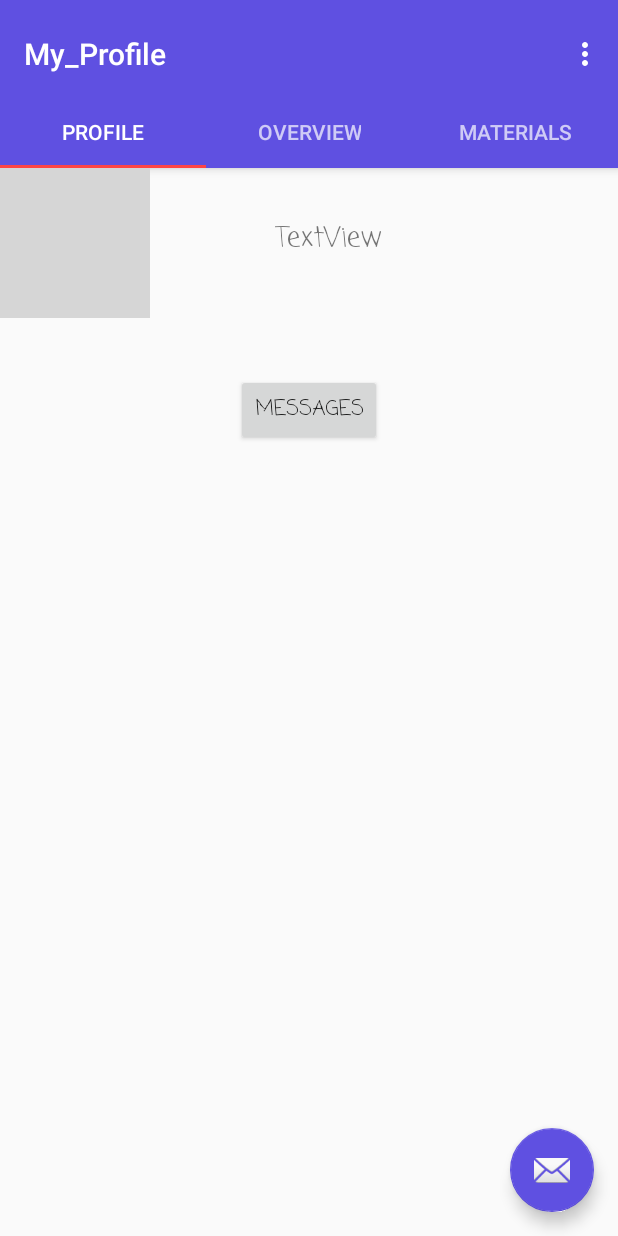
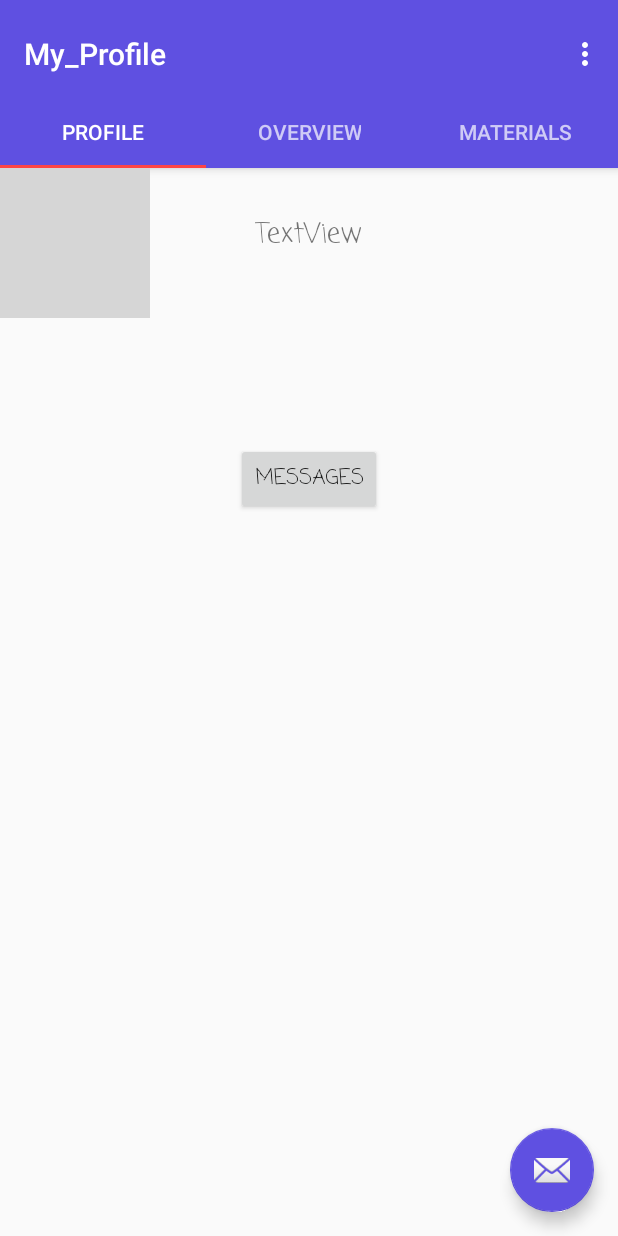
Before and after one commit to Menris/Quick_Quiz-master, an Android app: the screen it shows after launch once a user with an empty profile is signed in (My_Profile), after a tap on "Go to profile", on a phone screen of 412 x 824 dp. Run offline under Robolectric (Android 15) with nearby library versions, the phone set to English and light mode, and no system bars; our stand-ins replace Firebase (no records; nobody signed in at launch, a user with empty details on screens opened directly); libraries missing offline, so code that uses them is left out: com.estimote.sdk, com.firebase.ui; 6 statements that could not run were skipped; 2 other taps on this screen came first; grey boxes are pictures that could not be loaded.

Commit message:
update 10.03

```diff
--- a/app/build.gradle
+++ b/app/build.gradle
@@ -3,11 +3,11 @@ apply plugin: 'com.android.application'
 android {
 
     repositories {
-        maven { url 'https://maven.fabric.io/public' }
+        maven {url 'https://maven.fabric.io/public'}
     }
 
     compileSdkVersion 24
-    buildToolsVersion "24.0.2"
+    buildToolsVersion '25.0.0'
     defaultConfig {
         applicationId "com.project.ad.testing_app_project"
         minSdkVersion 21
--- a/app/src/main/AndroidManifest.xml
+++ b/app/src/main/AndroidManifest.xml
@@ -1,6 +1,7 @@
 <?xml version="1.0" encoding="utf-8"?>
 <manifest xmlns:android="http://schemas.android.com/apk/res/android"
-    package="com.project.ad.testing_app_project">
+    package="com.project.ad.testing_app_project"
+    xmlns:tools="http://schemas.android.com/tools">
 
     <uses-permission android:name="android.permission.INTERNET" />
     <uses-permission android:name="android.permission.BLUETOOTH" />
@@ -15,7 +16,6 @@
         <activity android:name=".HomeActivity">
             <intent-filter>
                 <action android:name="android.intent.action.MAIN" />
-
                 <category android:name="android.intent.category.LAUNCHER" />
             </intent-filter>
         </activity>
--- a/app/src/main/java/com/project/ad/testing_app_project/Starting.java
+++ b/app/src/main/java/com/project/ad/testing_app_project/Starting.java
@@ -72,13 +72,21 @@ public class Starting extends Activity implements View.OnClickListener {
         getWindow().setFlags(WindowManager.LayoutParams.FLAG_FULLSCREEN, WindowManager.LayoutParams.FLAG_FULLSCREEN);
         setContentView(R.layout.activity_starting);
 
+        //Firebase things
         firebaseAuth = FirebaseAuth.getInstance();
         user = firebaseAuth.getCurrentUser();
+        //Entering PIN number
+        pinNumber = (EditText) findViewById(R.id.editText_pin);
+        //button to go to quiz activity with entered PIN
+        enterPIN = (Button) findViewById(R.id.btn_enter_pin);
+        //go to Beacon Connection activity
+        btn_beaconConnect = (Button) findViewById(R.id.btn_beaconConnect);
+        //button for teachers allows to give access through beacon to exact group
+        btn_manageGroup = (Button) findViewById(R.id.btn_manageGroup);
+        //textView go to profile
+        tv_profile = (TextView) findViewById(R.id.textView_profile);
 
-        btn_manageGroup = (Button) findViewById(R.id.btn_manageGroup);
-        btn_beaconConnect = (Button) findViewById(R.id.btn_beaconConnect);
-        enterPIN = (Button) findViewById(R.id.btn_enter_pin);
-
+        //showing btn_manageGroup button only for teachers
         Query info = databaseReference.child("userInformation").child(user.getUid());
         info.addListenerForSingleValueEvent(new ValueEventListener() {
             @Override
@@ -95,14 +103,14 @@ public class Starting extends Activity implements View.OnClickListener {
             public void onCancelled(DatabaseError databaseError) {
             }
         });
-
+        //initialing colors for background animation
         int color1 = ContextCompat.getColor(this, R.color.red);
         int color2 = ContextCompat.getColor(this, R.color.blue);
         int color3 = ContextCompat.getColor(this, R.color.green);
         int color4 = ContextCompat.getColor(this, R.color.grey);
         int color5 = ContextCompat.getColor(this, R.color.yellow);
 
-
+        //animation start
         ValueAnimator colorAnimation = ValueAnimator.ofObject(new ArgbEvaluator(), color1, color2, color3, color4, color5);
         colorAnimation.setDuration(10000);
         colorAnimation.addUpdateListener(new ValueAnimator.AnimatorUpdateListener() {
@@ -113,9 +121,6 @@ public class Starting extends Activity implements View.OnClickListener {
         });
         colorAnimation.setRepeatCount(Animation.INFINITE);
         colorAnimation.start();
-
-        tv_profile = (TextView) findViewById(R.id.textView_profile);
-        pinNumber = (EditText) findViewById(R.id.editText_pin);
 
         btn_manageGroup.setOnClickListener(this);
         btn_beaconConnect.setOnClickListener(this);
@@ -132,14 +137,16 @@ public class Starting extends Activity implements View.OnClickListener {
 
     @Override
     public void onClick(View view) {
-
+        //on ENTER PIN button click
         if (view == enterPIN) {
+            //bool value for checking PIN correction
             success_pin = false;
+            //checking if PIN exist in database
             ref.addValueEventListener(new ValueEventListener() {
                 @Override
                 public void onDataChange(DataSnapshot dataSnapshot) {
                     for (DataSnapshot child : dataSnapshot.getChildren()) {
-
+                        //checking equality with PIN numbers
                         if (pinNumber.getText().toString().equals(child.getKey())) {
                             Log.w("MyApp", "WORKING");
                             Log.w("MyPin", pinNumber.getText().toString());
--- a/app/src/main/java/com/project/ad/testing_app_project/Tab_profile/tab1/Messages.java
+++ b/app/src/main/java/com/project/ad/testing_app_project/Tab_profile/tab1/Messages.java
@@ -127,10 +127,12 @@ public class Messages extends AppCompatActivity {
             @Override
             public void onItemClick(AdapterView<?> adapterView, View view, int i, long l) {
                 Intent intent = new Intent(getApplicationContext(), ChatRoom.class);
-                intent.putExtra("group_name", group);
-                if (role == "teachers") {
+
+                if (Objects.equals(role, "teachers")) {
                     intent.putExtra("teacher_name", name);
+                    intent.putExtra("group_name", ((TextView)view).getText().toString());
                 } else {
+                    intent.putExtra("group_name", group);
                     intent.putExtra("teacher_name", ((TextView)view).getText().toString() );
                 }
                 intent.putExtra("role", role);
--- a/app/src/main/java/com/project/ad/testing_app_project/Tab_profile/tab1/StudentResult_innerGroups.java
+++ b/app/src/main/java/com/project/ad/testing_app_project/Tab_profile/tab1/StudentResult_innerGroups.java
@@ -45,7 +45,7 @@ public class StudentResult_innerGroups extends AppCompatActivity {
             @Override
             protected void populateView(View view, Quiz_question person, int position) {
                 //Populate the item
-                Log.w("Amir", person.getGroup());
+                Log.w("Groups", person.getGroup());
                 TextView text = (TextView) view.findViewById(android.R.id.text1);
                 text.setText(person.getGroup());
             }
--- a/app/src/main/res/drawable/buttonshape.xml
+++ b/app/src/main/res/drawable/buttonshape.xml
@@ -4,7 +4,7 @@
         android:radius="30dp"
         />
     <solid
-        android:color="#777474"
+        android:color="#393636"
         />
     <padding
         android:left="0dp"
@@ -18,6 +18,6 @@
         />
     <stroke
         android:width="3dp"
-        android:color="#00D4BF"
+        android:color="#5d6464"
         />
 </shape>
--- a/app/src/main/res/drawable/buttonshape_green.xml
+++ b/app/src/main/res/drawable/buttonshape_green.xml
@@ -4,7 +4,7 @@
         android:radius="30dp"
         />
     <solid
-        android:color="#f234d410"
+        android:color="#2933c7"
         />
     <padding
         android:left="0dp"
@@ -18,6 +18,6 @@
         />
     <stroke
         android:width="3dp"
-        android:color="#00D4BF"
+        android:color="#ecf0ef"
         />
 </shape>
--- a/app/src/main/res/drawable/buttonshape_navigation.xml
+++ b/app/src/main/res/drawable/buttonshape_navigation.xml
@@ -4,7 +4,7 @@
         android:radius="30dp"
         />
     <solid
-        android:color="#0125f1"
+        android:color="#0fb1d5"
         />
     <padding
         android:left="0dp"
@@ -17,7 +17,7 @@
         android:height="60dp"
         />
     <stroke
-        android:width="3dp"
+        android:width="5dp"
         android:color="#0b0e0e"
         />
 </shape>
--- a/app/src/main/res/layout/activity_starting.xml
+++ b/app/src/main/res/layout/activity_starting.xml
@@ -1,6 +1,7 @@
 <?xml version="1.0" encoding="utf-8"?>
 <RelativeLayout xmlns:android="http://schemas.android.com/apk/res/android"
     xmlns:tools="http://schemas.android.com/tools"
+
     android:id="@+id/activity_starting"
     android:layout_width="match_parent"
     android:layout_height="match_parent"
@@ -96,4 +97,5 @@
         android:textStyle="normal|bold"
         android:layout_alignParentBottom="true"
         android:layout_centerHorizontal="true" />
+
 </RelativeLayout>
--- a/app/src/main/res/layout/tab1_profile.xml
+++ b/app/src/main/res/layout/tab1_profile.xml
@@ -1,53 +1,55 @@
 <RelativeLayout xmlns:android="http://schemas.android.com/apk/res/android"
     xmlns:app="http://schemas.android.com/apk/res-auto"
+    xmlns:fnBtn="http://schemas.android.com/apk/res-auto"
     xmlns:tools="http://schemas.android.com/tools"
     android:layout_width="match_parent"
     android:layout_height="match_parent"
     tools:context="com.project.ad.testing_app_project.Tab_profile.My_Profile$PlaceholderFragment">
 
     <ImageView
-    android:layout_width="100dp"
-    android:layout_height="100dp"
-    app:srcCompat="@drawable/com_facebook_profile_picture_blank_portrait"
         android:id="@+id/imageView_userPhoto"
+        android:layout_width="100dp"
+        android:layout_height="100dp"
+        app:srcCompat="@drawable/com_facebook_profile_picture_blank_portrait"
         android:layout_alignParentTop="true"
         android:layout_alignParentStart="true" />
 
     <TextView
-        android:text="TextView"
+        android:id="@+id/textView_userEmail"
         android:layout_width="wrap_content"
         android:layout_height="wrap_content"
-        android:id="@+id/textView_userEmail"
-        android:textSize="18sp"
         android:layout_alignBottom="@+id/imageView_userPhoto"
-        android:layout_alignStart="@+id/textView_userName" />
+        android:layout_alignStart="@+id/textView_userName"
+        android:text="TextView"
+        android:textSize="18sp" />
 
     <TextView
-        android:text="TextView"
+        android:id="@+id/textView_userName"
         android:layout_width="wrap_content"
         android:layout_height="wrap_content"
-        android:id="@+id/textView_userName"
+        android:text="TextView"
         android:textSize="18sp"
-        android:layout_marginTop="33dp"
-        android:layout_alignParentTop="true"
-        android:layout_alignEnd="@+id/btn_messages" />
+        android:layout_marginBottom="13dp"
+        android:layout_above="@+id/textView_userEmail"
+        android:layout_centerHorizontal="true" />
+
 
     <Button
-        android:text="Messages"
+        android:id="@+id/btn_messages"
         android:layout_width="wrap_content"
         android:layout_height="wrap_content"
-        android:id="@+id/btn_messages"
+        android:text="Messages"
         android:layout_below="@+id/textView_userEmail"
         android:layout_centerHorizontal="true"
-        android:layout_marginTop="37dp" />
+        android:layout_marginTop="83dp" />
 
     <Button
-        android:text="Manage my quizes"
+        android:id="@+id/btn_myQuizes"
         android:layout_width="wrap_content"
         android:layout_height="wrap_content"
-        android:id="@+id/btn_myQuizes"
+        android:text="Manage my quizes"
         android:layout_below="@+id/btn_messages"
         android:layout_centerHorizontal="true"
-        android:layout_marginTop="47dp" />
+        android:layout_marginTop="102dp" />
 
 </RelativeLayout>
--- a/build.gradle
+++ b/build.gradle
@@ -5,7 +5,7 @@ buildscript {
         jcenter()
     }
     dependencies {
-        classpath 'com.android.tools.build:gradle:2.2.3'
+        classpath 'com.android.tools.build:gradle:2.3.0'
 
         // NOTE: Do not place your application dependencies here; they belong
         // in the individual module build.gradle files
```
Also changed, not shown: app/src/main/java/com/project/ad/testing_app_project/BeaconConnect.java (+33 -2 lines), app/src/main/java/com/project/ad/testing_app_project/Test/Quiz.java (+18 -0 lines), app/src/main/java/com/project/ad/testing_app_project/Test/Result.java (+26 -0 lines), app/src/main/res/layout/activity_beacon_connect.xml (+20 -0 lines), gradle/wrapper/gradle-wrapper.properties.
